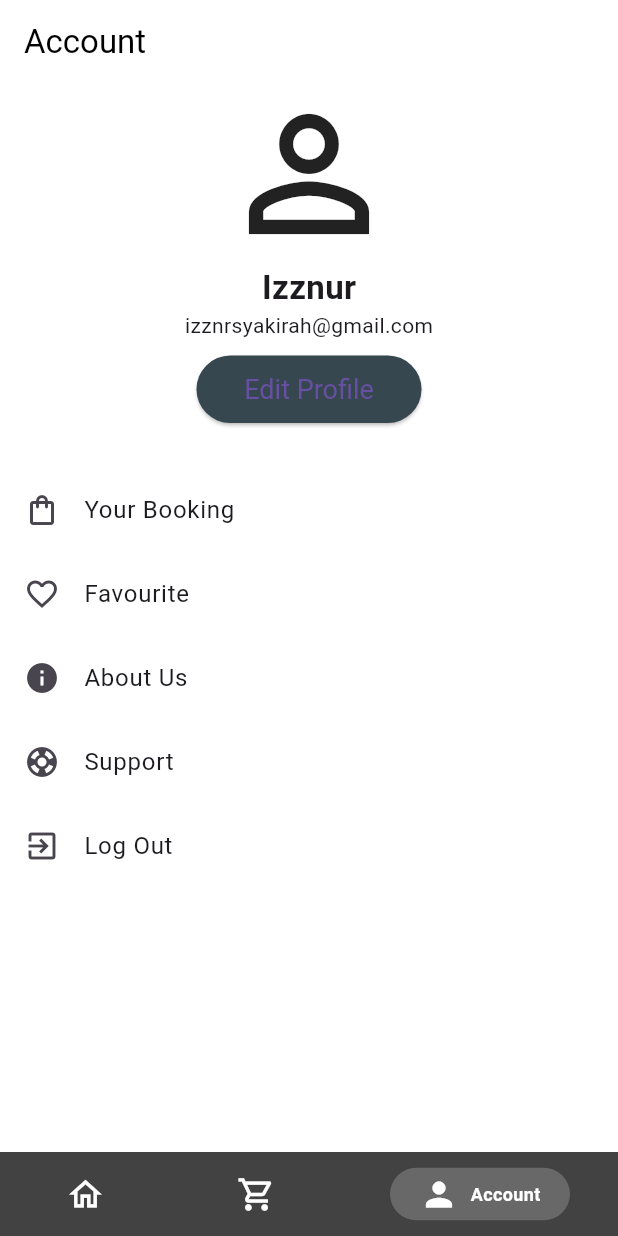
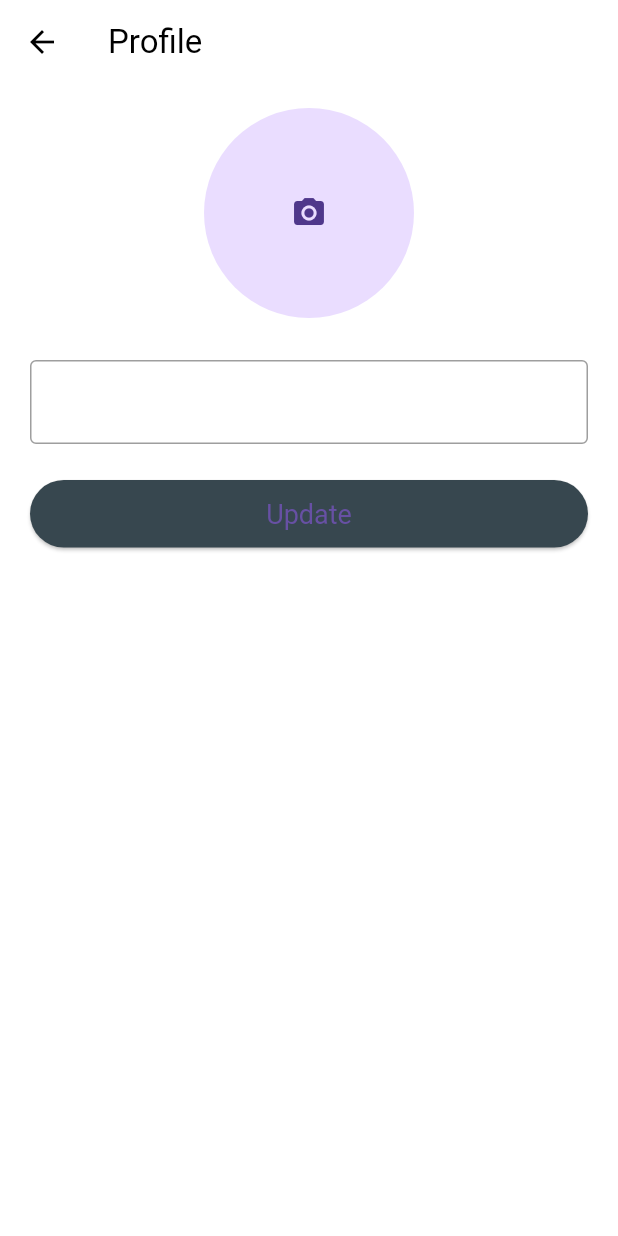
Before and after one commit to izznursyakirah/kayak, a Flutter app: the screen it shows once a user with an empty profile is signed in, item 3 of the bottom bar chosen, after a tap on "Edit Profile", on a phone screen of 412 x 824 dp. Run offline on Flutter 3.47's test engine with Material 3 defaults, Android fonts, the phone set to English and light mode, and no system bars; drawn by our look-alikes of persistent_bottom_nav_bar; our stand-ins replace cloud_firestore, firebase_auth, firebase_core, fluttertoast, image_picker; accounts and stored records are empty.

Commit message:
new
update

```diff
--- a/lib/firebase_helper/firebase_firestore_helper/firebase_firestore.dart
+++ b/lib/firebase_helper/firebase_firestore_helper/firebase_firestore.dart
@@ -1,7 +1,10 @@
 import 'package:cloud_firestore/cloud_firestore.dart';
+import 'package:firebase_auth/firebase_auth.dart';
 import 'package:kayak/constants/constants.dart';
 import 'package:kayak/models/category_model/category_model.dart';
 import 'package:kayak/models/product_model/product_model.dart';
+
+import '../../models/user_model/user_model.dart';
 
 class FirebaseFirestoreHelper {
   static FirebaseFirestoreHelper instance = FirebaseFirestoreHelper();
@@ -57,4 +60,14 @@ class FirebaseFirestoreHelper {
       return [];
     }
   }
+
+  Future<UserModel> getUserInformation() async {
+    DocumentSnapshot<Map<String, dynamic>> querySnapshot =
+        await _firebaseFirestore
+            .collection("users")
+            .doc(FirebaseAuth.instance.currentUser!.uid)
+            .get();
+
+    return UserModel.fromJson(querySnapshot.data()!);
+  }
 }
--- a/lib/provider/app_provider.dart
+++ b/lib/provider/app_provider.dart
@@ -1,9 +1,14 @@
 import 'package:flutter/material.dart';
+import 'package:kayak/firebase_helper/firebase_firestore_helper/firebase_firestore.dart';
 import 'package:kayak/models/product_model/product_model.dart';
+import 'package:kayak/models/user_model/user_model.dart';
 
 class AppProvider with ChangeNotifier {
   //// Cart List
   final List<ProductModel> _cartProductList = [];
+
+  UserModel? _userModel;
+  UserModel get getUserInformation => _userModel!;
 
   void addCartProduct(ProductModel productModel) {
     _cartProductList.add(productModel);
@@ -32,4 +37,11 @@ class AppProvider with ChangeNotifier {
   }
 
   List<ProductModel> get getFavouriteProductList => _favouriteProductList;
+
+  void getUserInfoFirebase() async {
+    _userModel = await FirebaseFirestoreHelper.instance.getUserInformation();
+    notifyListeners();
+  }
+
+/////User Information
 }
--- a/lib/screens/account_screen/account_screen.dart
+++ b/lib/screens/account_screen/account_screen.dart
@@ -1,8 +1,13 @@
 import 'package:firebase_core/firebase_core.dart';
 import 'package:flutter/cupertino.dart';
 import 'package:flutter/material.dart';
+import 'package:kayak/constants/routes.dart';
 import 'package:kayak/firebase_helper/firebase_auth_helper/firebase_auth_helper.dart';
+import 'package:kayak/screens/edit_profile/edit_profile.dart';
 import 'package:kayak/widgets/primary_button/primary_button.dart';
+import 'package:provider/provider.dart';
+
+import '../../provider/app_provider.dart';
 
 class AccountScreen extends StatefulWidget {
   const AccountScreen({super.key});
@@ -14,6 +19,9 @@ class AccountScreen extends StatefulWidget {
 class _AccountScreenState extends State<AccountScreen> {
   @override
   Widget build(BuildContext context) {
+    AppProvider appProvider = Provider.of<AppProvider>(
+      context,
+    );
     return Scaffold(
       appBar: AppBar(
         backgroundColor: Colors.white,
@@ -28,19 +36,21 @@ class _AccountScreenState extends State<AccountScreen> {
         Expanded(
           child: Column(
             children: [
-              const Icon(
-                Icons.person_outline,
-                size: 120,
-              ),
-              const Text(
-                "Izznur",
-                style: TextStyle(
+              appProvider.getUserInformation.image!.isEmpty
+                  ? const Icon(
+                      Icons.person_outline,
+                      size: 120,
+                    )
+                  : Image.network(appProvider.getUserInformation.image!),
+              Text(
+                appProvider.getUserInformation.name,
+                style: const TextStyle(
                   fontSize: 22,
                   fontWeight: FontWeight.bold,
                 ),
               ),
-              const Text(
-                "izznrsyakirah@gmail.com",
+              Text(
+                appProvider.getUserInformation.email,
               ),
               const SizedBox(
                 height: 10.0,
@@ -49,7 +59,10 @@ class _AccountScreenState extends State<AccountScreen> {
                 width: 150,
                 child: PrimaryButton(
                   title: "Edit Profile",
-                  onPressed: () {},
+                  onPressed: () {
+                    Routes.instance
+                        .push(widget: EditProfile(), context: context);
+                  },
                 ),
               )
             ],
--- a/lib/screens/auth_ui/login/login.dart
+++ b/lib/screens/auth_ui/login/login.dart
@@ -6,6 +6,7 @@ import 'package:kayak/constants/constants.dart';
 import 'package:kayak/constants/routes.dart';
 import 'package:kayak/firebase_helper/firebase_auth_helper/firebase_auth_helper.dart';
 import 'package:kayak/screens/auth_ui/sign_up/sign_up.dart';
+import 'package:kayak/screens/custom_bottom_bar/custom_bottom_bar.dart';
 import 'package:kayak/screens/home/home.dart';
 import 'package:kayak/widgets/primary_button/primary_button.dart';
 import 'package:kayak/widgets/top_titles/top_titles.dart';
@@ -81,7 +82,7 @@ class _LoginState extends State<Login> {
                       .login(email.text, password.text, context);
                   if (isLogined) {
                     Routes.instance.pushAndRemoveUntil(
-                      widget: const Home(), context: context);
+                        widget: const CustomBottomBar(), context: context);
                   }
                 }
               },
@@ -96,7 +97,8 @@ class _LoginState extends State<Login> {
             Center(
               child: CupertinoButton(
                 onPressed: () {
-                  Routes.instance.push(widget: const SignUp(), context: context);
+                  Routes.instance
+                      .push(widget: const SignUp(), context: context);
                 },
                 child: Text(
                   "Create an account",
--- a/lib/screens/auth_ui/sign_up/sign_up.dart
+++ b/lib/screens/auth_ui/sign_up/sign_up.dart
@@ -1,6 +1,7 @@
 import 'package:flutter/cupertino.dart';
 import 'package:flutter/material.dart';
 import 'package:kayak/constants/routes.dart';
+import 'package:kayak/screens/custom_bottom_bar/custom_bottom_bar.dart';
 import 'package:kayak/screens/home/home.dart';
 import 'package:kayak/widgets/primary_button/primary_button.dart';
 import 'package:kayak/widgets/top_titles/top_titles.dart';
@@ -19,7 +20,7 @@ class _SignUpState extends State<SignUp> {
   bool isShowPassword = true;
   TextEditingController email = TextEditingController();
   TextEditingController password = TextEditingController();
-    TextEditingController name = TextEditingController();
+  TextEditingController name = TextEditingController();
   TextEditingController phone = TextEditingController();
   @override
   Widget build(BuildContext context) {
@@ -103,15 +104,16 @@ class _SignUpState extends State<SignUp> {
             PrimaryButton(
               title: "Create an account",
               onPressed: () async {
-                 bool isVaildated = signUpValidation(email.text, password.text,name.text, phone.text);
+                bool isVaildated = signUpValidation(
+                    email.text, password.text, name.text, phone.text);
                 if (isVaildated) {
                   bool isLogined = await FirebaseAuthHelper.instance
                       .signUp(name.text, email.text, password.text, context);
                   if (isLogined) {
                     Routes.instance.pushAndRemoveUntil(
-                      widget: const Home(), context: context);
-              }
-            }
+                        widget: const CustomBottomBar(), context: context);
+                  }
+                }
               },
             ),
             const SizedBox(
--- /dev/null
+++ b/lib/screens/edit_profile/edit_profile.dart
@@ -0,0 +1,77 @@
+import 'dart:io';
+
+import 'package:flutter/cupertino.dart';
+import 'package:flutter/material.dart';
+import 'package:image_picker/image_picker.dart';
+import 'package:kayak/provider/app_provider.dart';
+import 'package:kayak/widgets/primary_button/primary_button.dart';
+import 'package:provider/provider.dart';
+
+class EditProfile extends StatefulWidget {
+  const EditProfile({super.key});
+
+  @override
+  State<EditProfile> createState() => _EditProfileState();
+}
+
+class _EditProfileState extends State<EditProfile> {
+  File? image;
+  void takePicture() async {
+    XFile? value = await ImagePicker().pickImage(source: ImageSource.gallery);
+    if (value != null) {
+      setState(() {
+        image = File(value.path);
+      });
+    }
+  }
+
+  @override
+  Widget build(BuildContext context) {
+    AppProvider appProvider = Provider.of<AppProvider>(
+      context,
+    );
+
+    return Scaffold(
+      appBar: AppBar(
+        backgroundColor: Colors.white,
+        title: const Text(
+          "Profile",
+          style: TextStyle(
+            color: Colors.black,
+          ),
+        ),
+      ),
+      body: ListView(
+        padding: const EdgeInsets.symmetric(horizontal: 20.0),
+        children: [
+          CupertinoButton(
+            onPressed: () {
+              takePicture();
+            },
+            child: CircleAvatar(
+              radius: 70,
+              child: image == null
+                  ? const Icon(Icons.camera_alt)
+                  : Image.file(image!),
+            ),
+          ),
+          SizedBox(
+            height: 12.0,
+          ),
+          TextFormField(
+            decoration: InputDecoration(
+              hintText: appProvider.getUserInformation.name,
+            ),
+          ),
+          SizedBox(
+            height: 24.0,
+          ),
+          PrimaryButton(
+            title: "Update",
+            onPressed: () {},
+          ),
+        ],
+      ),
+    );
+  }
+}
--- a/lib/screens/home/home.dart
+++ b/lib/screens/home/home.dart
@@ -4,9 +4,11 @@ import 'package:kayak/constants/routes.dart';
 import 'package:kayak/firebase_helper/firebase_firestore_helper/firebase_firestore.dart';
 import 'package:kayak/models/category_model/category_model.dart';
 import 'package:kayak/models/product_model/product_model.dart';
+import 'package:kayak/provider/app_provider.dart';
 import 'package:kayak/screens/category_view/category_view.dart';
 import 'package:kayak/screens/product_details/product_details.dart';
 import 'package:kayak/widgets/top_titles/top_titles.dart';
+import 'package:provider/provider.dart';
 
 class Home extends StatefulWidget {
   const Home({super.key});
@@ -22,6 +24,8 @@ class _HomeState extends State<Home> {
 
   @override
   void initState() {
+    AppProvider appProvider = Provider.of<AppProvider>(context, listen: false);
+    appProvider.getUserInfoFirebase();
     super.initState();
     getCategoryList();
   }
@@ -35,6 +39,7 @@ class _HomeState extends State<Home> {
       categoriesList = await FirebaseFirestoreHelper.instance.getCategories();
       productModelList =
           await FirebaseFirestoreHelper.instance.getBestProducts();
+
       productModelList.shuffle();
     } catch (error) {
       print("Error fetching categories: $error");
--- a/pubspec.yaml
+++ b/pubspec.yaml
@@ -42,6 +42,7 @@ dependencies:
   firebase_storage: ^11.5.3
   fluttertoast: ^8.2.4
   persistent_bottom_nav_bar: ^5.0.2
+  image_picker: ^1.0.7
 
 dev_dependencies:
   flutter_test:
```
Also changed, not shown: lib/main.dart (indentation only), pubspec.lock, 6 other files.
